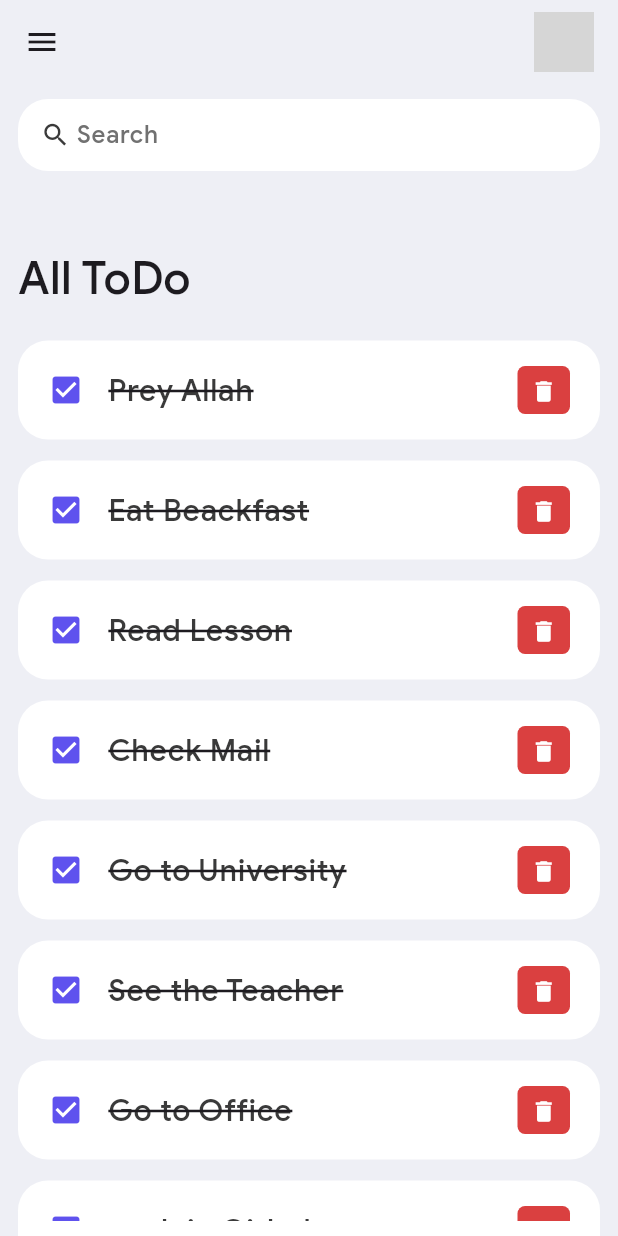
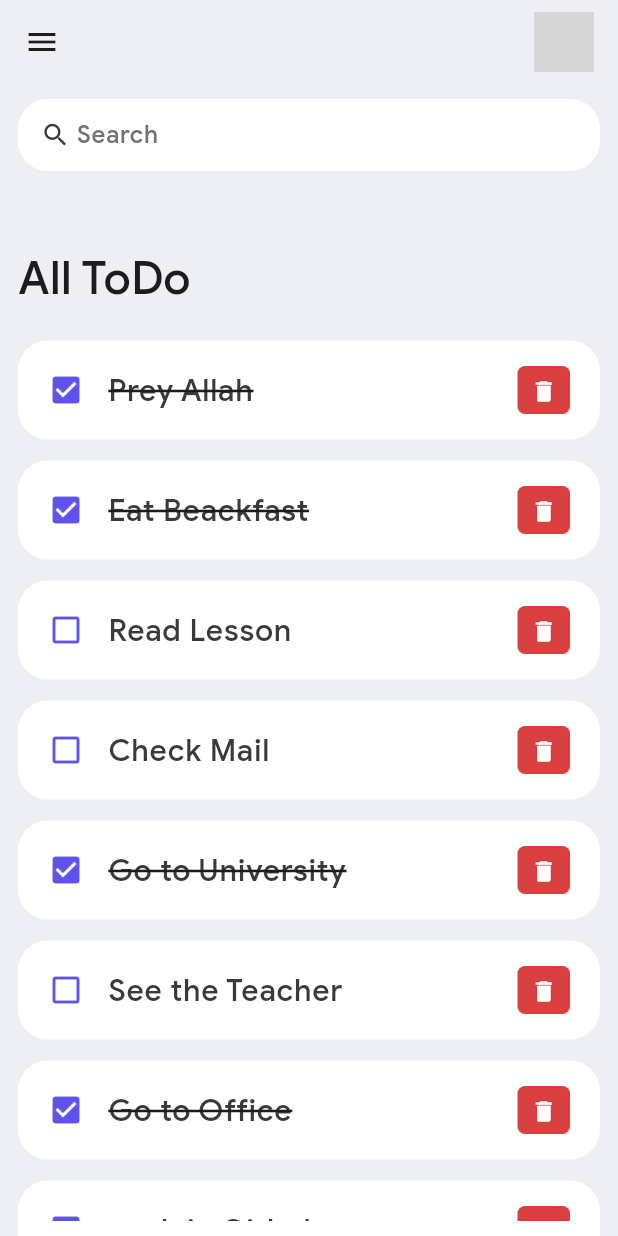
Before and after one commit to Sardar219/To-do-list-App, a Flutter app: the screen it shows after launch, on a phone screen of 412 x 824 dp. Run offline on Flutter 3.47's test engine with Material 3 defaults, Android fonts, the phone set to English and light mode, and no system bars; grey boxes are pictures that could not be loaded.

Commit message:
modify Todo list item

```diff
--- a/lib/wigdet/todo_item.dart
+++ b/lib/wigdet/todo_item.dart
@@ -20,8 +20,8 @@ class Todo_Item extends StatelessWidget {
           borderRadius: BorderRadius.circular(20),
         ),
         tileColor: Colors.white,
-        leading: Icon(Icons.check_box,color: tdBlue,),
-        title: Text(todo.todoText!,style: TextStyle(fontSize: 20,color: tdBlack,decoration: TextDecoration.lineThrough),),
+        leading: Icon(todo.isDone?Icons.check_box:Icons.check_box_outline_blank,color: tdBlue,),
+        title: Text(todo.todoText!,style: TextStyle(fontSize: 20,color: tdBlack,decoration: todo.isDone? TextDecoration.lineThrough:null),),
         trailing: Container(
           width: 35,
           height: 35,
```
